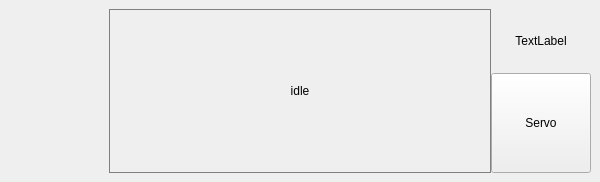
The window that Libs/PlotUnit/PlotUnitGraph/TabModeCtl/tabmodectl.ui (tiangaomingjing/ServoDriveTech) describes before a commit, drawn with Qt 5.
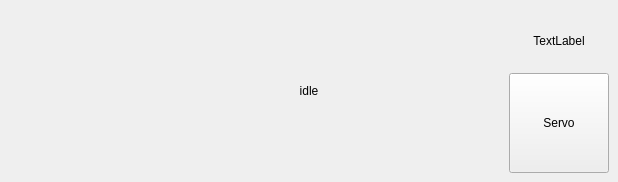
The same window after the commit. Custom widgets are drawn as their Qt base class.

The edit to the form file:
```diff
--- a/Libs/PlotUnit/PlotUnitGraph/TabModeCtl/tabmodectl.ui
+++ b/Libs/PlotUnit/PlotUnitGraph/TabModeCtl/tabmodectl.ui
@@ -6,7 +6,7 @@
    <rect>
     <x>0</x>
     <y>0</y>
-    <width>600</width>
+    <width>618</width>
     <height>182</height>
    </rect>
   </property>
@@ -42,9 +42,7 @@
    <item>
     <widget class="QStackedWidget" name="stackedWidget_plot_mode">
      <property name="styleSheet">
-      <string notr="true">QStackedWidget{
-border:1px solid gray;
-}</string>
+      <string notr="true"/>
      </property>
      <property name="currentIndex">
       <number>0</number>
```
